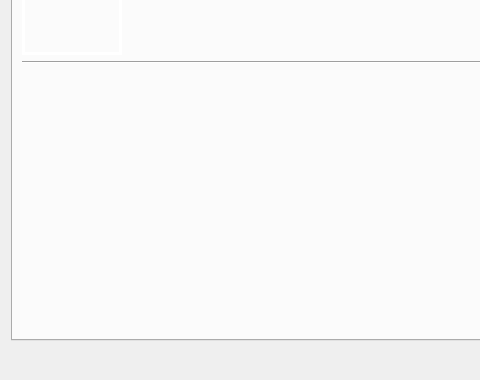
Above: collectionmanager/ui/track_details.ui from mavroprovato/collection-manager before the change; both pictures show x 0 to 480 and y 91 to 471 of the 683 by 471 pixel window. Below: the same form after it.
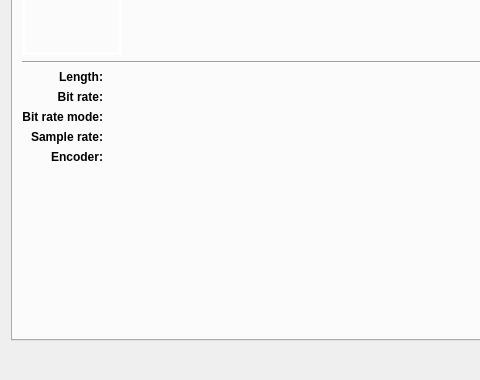
That is the form after the change. The open tabs and pages were chosen to show the change.

Commit message: Set the dialog information

Diff of the .ui file:
```diff
--- a/collectionmanager/ui/track_details.ui
+++ b/collectionmanager/ui/track_details.ui
@@ -64,11 +64,136 @@
         </widget>
        </item>
        <item row="2" column="0">
-        <widget class="QLabel" name="fileInfoLabel">
-         <property name="text">
-          <string/>
-         </property>
-        </widget>
+        <layout class="QGridLayout" name="gridLayout">
+         <item row="0" column="0">
+          <widget class="QLabel" name="length_label">
+           <property name="font">
+            <font>
+             <weight>75</weight>
+             <bold>true</bold>
+            </font>
+           </property>
+           <property name="text">
+            <string>Length:</string>
+           </property>
+           <property name="alignment">
+            <set>Qt::AlignRight|Qt::AlignTrailing|Qt::AlignVCenter</set>
+           </property>
+          </widget>
+         </item>
+         <item row="3" column="0">
+          <widget class="QLabel" name="sample_rate_label">
+           <property name="font">
+            <font>
+             <weight>75</weight>
+             <bold>true</bold>
+            </font>
+           </property>
+           <property name="text">
+            <string>Sample rate:</string>
+           </property>
+           <property name="alignment">
+            <set>Qt::AlignRight|Qt::AlignTrailing|Qt::AlignVCenter</set>
+           </property>
+          </widget>
+         </item>
+         <item row="1" column="1">
+          <widget class="QLabel" name="bit_rate_value_label">
+           <property name="text">
+            <string/>
+           </property>
+          </widget>
+         </item>
+         <item row="3" column="1">
+          <widget class="QLabel" name="sample_rate_value_label">
+           <property name="text">
+            <string/>
+           </property>
+          </widget>
+         </item>
+         <item row="2" column="0">
+          <widget class="QLabel" name="bit_rate_mode_label">
+           <property name="font">
+            <font>
+             <weight>75</weight>
+             <bold>true</bold>
+            </font>
+           </property>
+           <property name="text">
+            <string>Bit rate mode:</string>
+           </property>
+           <property name="alignment">
+            <set>Qt::AlignRight|Qt::AlignTrailing|Qt::AlignVCenter</set>
+           </property>
+          </widget>
+         </item>
+         <item row="1" column="0">
+          <widget class="QLabel" name="bit_rate_label">
+           <property name="font">
+            <font>
+             <weight>75</weight>
+             <bold>true</bold>
+            </font>
+           </property>
+           <property name="text">
+            <string>Bit rate:</string>
+           </property>
+           <property name="alignment">
+            <set>Qt::AlignRight|Qt::AlignTrailing|Qt::AlignVCenter</set>
+           </property>
+          </widget>
+         </item>
+         <item row="0" column="1">
+          <widget class="QLabel" name="label_value_label">
+           <property name="text">
+            <string/>
+           </property>
+          </widget>
+         </item>
+         <item row="2" column="1">
+          <widget class="QLabel" name="bit_rate_mode_value_label">
+           <property name="text">
+            <string/>
+           </property>
+          </widget>
+         </item>
+         <item row="4" column="0">
+          <widget class="QLabel" name="encoder_label">
+           <property name="font">
+            <font>
+             <weight>75</weight>
+             <bold>true</bold>
+            </font>
+           </property>
+           <property name="text">
+            <string>Encoder:</string>
+           </property>
+           <property name="alignment">
+            <set>Qt::AlignRight|Qt::AlignTrailing|Qt::AlignVCenter</set>
+           </property>
+          </widget>
+         </item>
+         <item row="4" column="1">
+          <widget class="QLabel" name="encoder_value_label">
+           <property name="text">
+            <string/>
+           </property>
+          </widget>
+         </item>
+         <item row="5" column="0">
+          <spacer name="verticalSpacer">
+           <property name="orientation">
+            <enum>Qt::Vertical</enum>
+           </property>
+           <property name="sizeHint" stdset="0">
+            <size>
+             <width>20</width>
+             <height>40</height>
+            </size>
+           </property>
+          </spacer>
+         </item>
+        </layout>
        </item>
       </layout>
      </widget>
```
Left out of the diff: 87 changed lines with no effect on the pictures. The commit also changes 1 other file.
